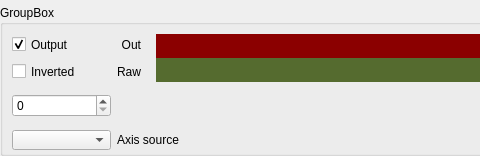
First picture: the form in widgets/axes.ui, repository FreeJoy-Team/FreeJoyConfiguratorQt, before the edit; both pictures show x 0 to 480 and y 0 to 156 of the 1062 by 156 pixel window.
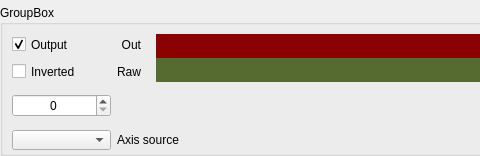
Second picture: the form after the edit. Custom widgets are drawn as their Qt base class.

```diff
--- a/widgets/axes.ui
+++ b/widgets/axes.ui
@@ -46,7 +46,7 @@
      <property name="title">
       <string>GroupBox</string>
      </property>
-     <layout class="QGridLayout" name="gridLayout_2" rowstretch="1,0,0,0,0,0" columnstretch="1,0,1,6,2" columnminimumwidth="95,0,0,0,0">
+     <layout class="QGridLayout" name="gridLayout_2" rowstretch="1,0,0,0" columnstretch="1,0,1,6,2" columnminimumwidth="95,0,0,0,0">
       <property name="bottomMargin">
        <number>3</number>
       </property>
@@ -231,6 +231,9 @@
           <height>20</height>
          </size>
         </property>
+        <property name="alignment">
+         <set>Qt::AlignCenter</set>
+        </property>
         <property name="maximum">
          <number>12</number>
         </property>
```
